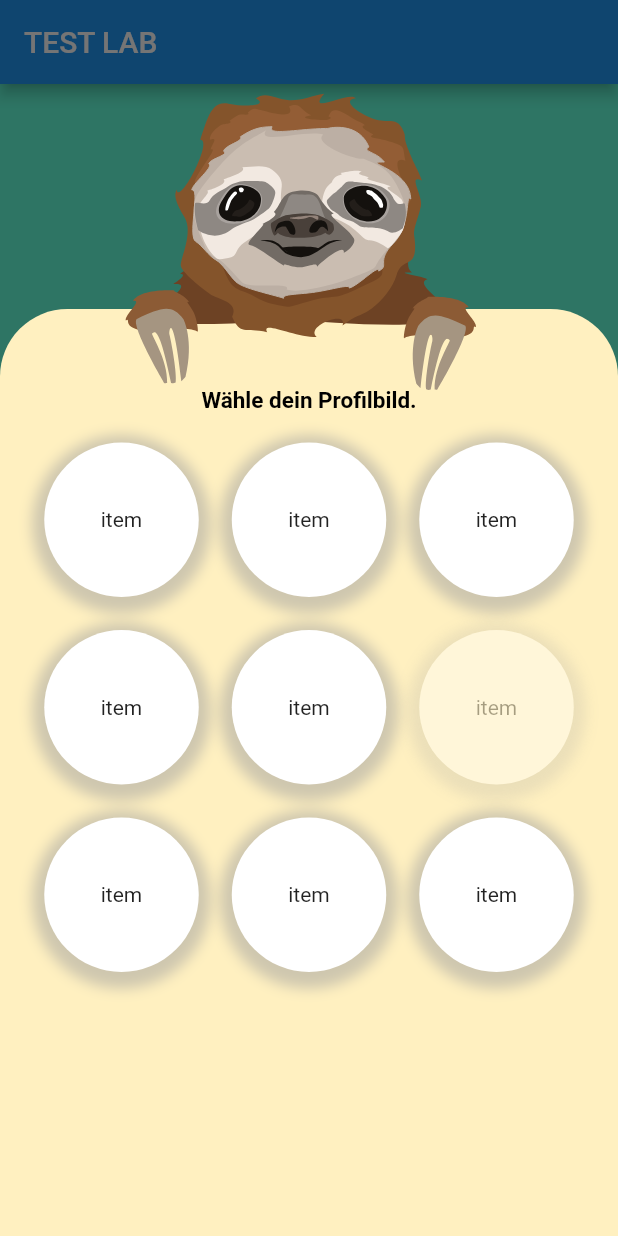
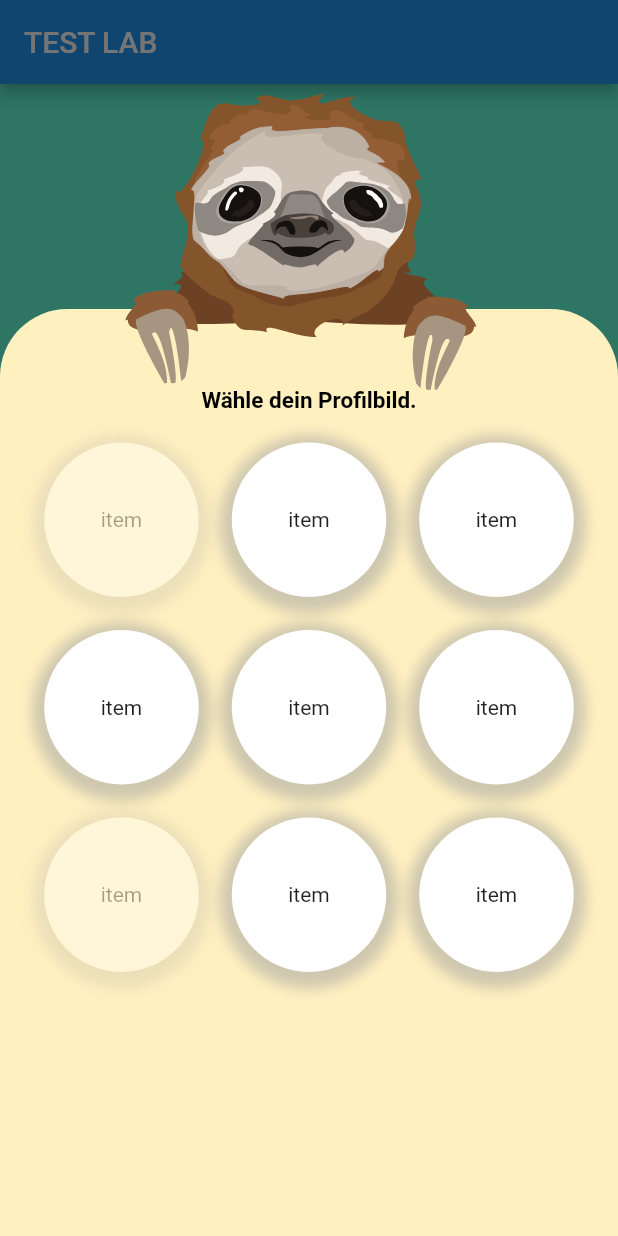
Before and after one commit to mohamadbastin/flutter-test-lab, a Flutter app: the screen it shows after launch, after a tap on "press", on a phone screen of 412 x 824 dp. Run offline on Flutter 3.47's test engine with Material 2 defaults, Android fonts, the phone set to English and light mode, and no system bars; our stand-ins replace flutter_svg.

Commit message:
add selectability and visibility

```diff
--- a/lib/main.dart
+++ b/lib/main.dart
@@ -41,16 +41,9 @@ class MyHomePage extends StatefulWidget {
 }
 
 class _MyHomePageState extends State<MyHomePage> {
-  @override
-  Widget build(BuildContext context) {
-    return Scaffold(
-      backgroundColor: Colors.tealAccent[200],
-      appBar: AppBar(
-        title: Text(widget.title),
-      ),
-      body: Center(
-          child: GestureDetector(
-        onTap: () => showCommonBottomSheet(
+  int controller = 0;
+  _do() {
+    showCommonBottomSheet(
         constraints: BoxConstraints.loose(Size(
             MediaQuery.of(context).size.width,
             MediaQuery.of(context).size.height * 0.75)),
@@ -71,50 +64,8 @@ class _MyHomePageState extends State<MyHomePage> {
                         fontWeight: FontWeight.bold,
                         color: Colors.black), // TODO set font
                   ),
-                      Center(
-                        child: Row(
-                          mainAxisAlignment: MainAxisAlignment.center,
-                          crossAxisAlignment: CrossAxisAlignment.center,
-                          children: const [
-                            ProfileCircleItem(),
-                            Padding(
-                              padding: EdgeInsets.all(16.0),
-                              child: ProfileCircleItem(),
-                            ),
-                            ProfileCircleItem(),
-                          ],
-                        ),
-                      ),
-                      Center(
-                        child: Row(
-                          mainAxisAlignment: MainAxisAlignment.center,
-                          crossAxisAlignment: CrossAxisAlignment.center,
-                          children: const [
-                            ProfileCircleItem(),
-                            Padding(
-                              padding: EdgeInsets.symmetric(horizontal: 16.0),
-                              child: ProfileCircleItem(),
-                            ),
-                            ProfileCircleItem(
-                              visible: false,
-                            ),
-                          ],
-                        ),
-                      ),
-                      Center(
-                        child: Row(
-                          mainAxisAlignment: MainAxisAlignment.center,
-                          crossAxisAlignment: CrossAxisAlignment.center,
-                          children: const [
-                            ProfileCircleItem(),
-                            Padding(
-                              padding: EdgeInsets.all(16.0),
-                              child: ProfileCircleItem(),
-                            ),
-                            ProfileCircleItem(),
-                          ],
-                        ),
-                      ),
+                  ProfileItmes(controller: controller, invisibles: const [1, 7])
+
                   // Text("data"),
                   // Text("data"),
                   // Text("data"),
@@ -122,7 +73,19 @@ class _MyHomePageState extends State<MyHomePage> {
                   // Text("data")
                 ],
               ),
-                )),
+            ));
+  }
+
+  @override
+  Widget build(BuildContext context) {
+    return Scaffold(
+      backgroundColor: Colors.tealAccent[200],
+      appBar: AppBar(
+        title: Text(widget.title),
+      ),
+      body: Center(
+          child: GestureDetector(
+        onTap: () => _do(),
         child: Container(
           color: Colors.red,
           height: 130,
@@ -136,17 +99,52 @@ class _MyHomePageState extends State<MyHomePage> {
   }
 }
 
+// ignore: must_be_immutable
 class ProfileCircleItem extends StatefulWidget {
-  // TODO u have to wrap the items in some widget to implement selection
-  const ProfileCircleItem({Key? key, this.visible = true}) : super(key: key);
+  ProfileCircleItem(
+      {Key? key,
+      this.visible = true,
+      required this.index,
+      required this.controller})
+      : super(key: key);
 
   final bool visible;
+  int index;
+  // ignore: prefer_typing_uninitialized_variables
+  var controller;
 
   @override
   _ProfileCircleItemState createState() => _ProfileCircleItemState();
 }
 
 class _ProfileCircleItemState extends State<ProfileCircleItem> {
+  bool selected = false;
+  // Color circle_color = Colors.transparent;
+
+  bool _check() {
+    // print(widget.controller);
+    if (widget.controller == widget.index) {
+      // widget.controller = -1;
+      return true;
+    } else {
+      // widget.controller = widget.index;
+      return false;
+    }
+
+    // print(widget.controller);
+    // selected = !selected;
+    // if (widget.visible) {
+    //   if (selected && widget.controller == widget.index) {
+    //     setState(() {
+    //     });
+    //   } else {
+    //     setState(() {
+    //       circle_color = Colors.transparent;
+    //     });
+    //   }
+    // }
+  }
+
   @override
   Widget build(BuildContext context) {
     return GestureDetector(
@@ -158,7 +156,11 @@ class _ProfileCircleItemState extends State<ProfileCircleItem> {
           height: MediaQuery.of(context).size.width * 0.25 + 6,
           decoration: BoxDecoration(
             shape: BoxShape.circle,
-            color: Colors.transparent,
+            color: widget.visible
+                ? _check()
+                    ? Colors.orange
+                    : Colors.transparent
+                : Colors.transparent, // TODO set color instead of orange
             boxShadow: [
               BoxShadow(
                 color: Colors.grey.withOpacity(0.5),
@@ -183,3 +185,174 @@ class _ProfileCircleItemState extends State<ProfileCircleItem> {
     );
   }
 }
+
+// ignore: must_be_immutable
+class ProfileItmes extends StatefulWidget {
+  /// `controller`: Pass and int typed variable for retrieving the selected item.
+  ///
+  /// `invisibles`: Pass the list of not selectable items 1 through 9;
+  ProfileItmes({Key? key, required this.controller, this.invisibles})
+      : super(key: key);
+
+  /// Pass and int typed variable for retrieving the selected item.
+  int controller;
+  final List<int>? invisibles;
+
+  @override
+  _ProfileItmesState createState() => _ProfileItmesState();
+}
+
+class _ProfileItmesState extends State<ProfileItmes> {
+  var index = -1;
+  @override
+  Widget build(BuildContext context) {
+    return Column(
+      mainAxisAlignment: MainAxisAlignment.spaceAround,
+      crossAxisAlignment: CrossAxisAlignment.center,
+      children: [
+        Center(
+          child: Row(
+            mainAxisAlignment: MainAxisAlignment.center,
+            crossAxisAlignment: CrossAxisAlignment.center,
+            children: [
+              GestureDetector(
+                child: ProfileCircleItem(
+                  index: 1,
+                  controller: index,
+                  visible: widget.invisibles!.contains(1) ? false : true,
+                ),
+                onTap: () {
+                  setState(() {
+                    index = 1;
+                    widget.controller = 1;
+                  });
+                },
+              ),
+              Padding(
+                padding: const EdgeInsets.all(16.0),
+                child: GestureDetector(
+                  child: ProfileCircleItem(
+                      index: 2,
+                      controller: index,
+                      visible: widget.invisibles!.contains(2) ? false : true),
+                  onTap: () {
+                    setState(() {
+                      index = 2;
+                      widget.controller = 2;
+                    });
+                  },
+                ),
+              ),
+              GestureDetector(
+                child: ProfileCircleItem(
+                    index: 3,
+                    controller: index,
+                    visible: widget.invisibles!.contains(3) ? false : true),
+                onTap: () {
+                  setState(() {
+                    index = 3;
+                    widget.controller = 3;
+                  });
+                },
+              ),
+            ],
+          ),
+        ),
+        Center(
+          child: Row(
+            mainAxisAlignment: MainAxisAlignment.center,
+            crossAxisAlignment: CrossAxisAlignment.center,
+            children: [
+              GestureDetector(
+                child: ProfileCircleItem(
+                    index: 4,
+                    controller: index,
+                    visible: widget.invisibles!.contains(4) ? false : true),
+                onTap: () {
+                  setState(() {
+                    index = 4;
+                    widget.controller = 4;
+                  });
+                },
+              ),
+              Padding(
+                padding: const EdgeInsets.symmetric(horizontal: 16.0),
+                child: GestureDetector(
+                  child: ProfileCircleItem(
+                      index: 5,
+                      controller: index,
+                      visible: widget.invisibles!.contains(5) ? false : true),
+                  onTap: () {
+                    setState(() {
+                      index = 5;
+                      widget.controller = 5;
+                    });
+                  },
+                ),
+              ),
+              GestureDetector(
+                child: ProfileCircleItem(
+                    index: 6,
+                    controller: index,
+                    visible: widget.invisibles!.contains(6) ? false : true),
+                onTap: () {
+                  setState(() {
+                    index = 6;
+                    widget.controller = 6;
+                  });
+                },
+              ),
+            ],
+          ),
+        ),
+        Center(
+          child: Row(
+            mainAxisAlignment: MainAxisAlignment.center,
+            crossAxisAlignment: CrossAxisAlignment.center,
+            children: [
+              GestureDetector(
+                child: ProfileCircleItem(
+                    index: 7,
+                    controller: index,
+                    visible: widget.invisibles!.contains(7) ? false : true),
+                onTap: () {
+                  setState(() {
+                    index = 7;
+                    widget.controller = 7;
+                  });
+                },
+              ),
+              Padding(
+                padding: const EdgeInsets.all(16.0),
+                child: GestureDetector(
+                  child: ProfileCircleItem(
+                      index: 8,
+                      controller: index,
+                      visible: widget.invisibles!.contains(8) ? false : true),
+                  onTap: () {
+                    setState(() {
+                      index = 8;
+                      widget.controller = 8;
+                    });
+                  },
+                ),
+              ),
+              GestureDetector(
+                child: ProfileCircleItem(
+                    index: 9,
+                    controller: index,
+                    visible: widget.invisibles!.contains(9) ? false : true),
+                onTap: () {
+                  setState(() {
+                    index = 9;
+                    widget.controller = 9;
+                  });
+                },
+              ),
+            ],
+          ),
+        ),
+      ],
+    );
+  }
+}
```
Lines whose indentation alone changed are shown as unchanged.
